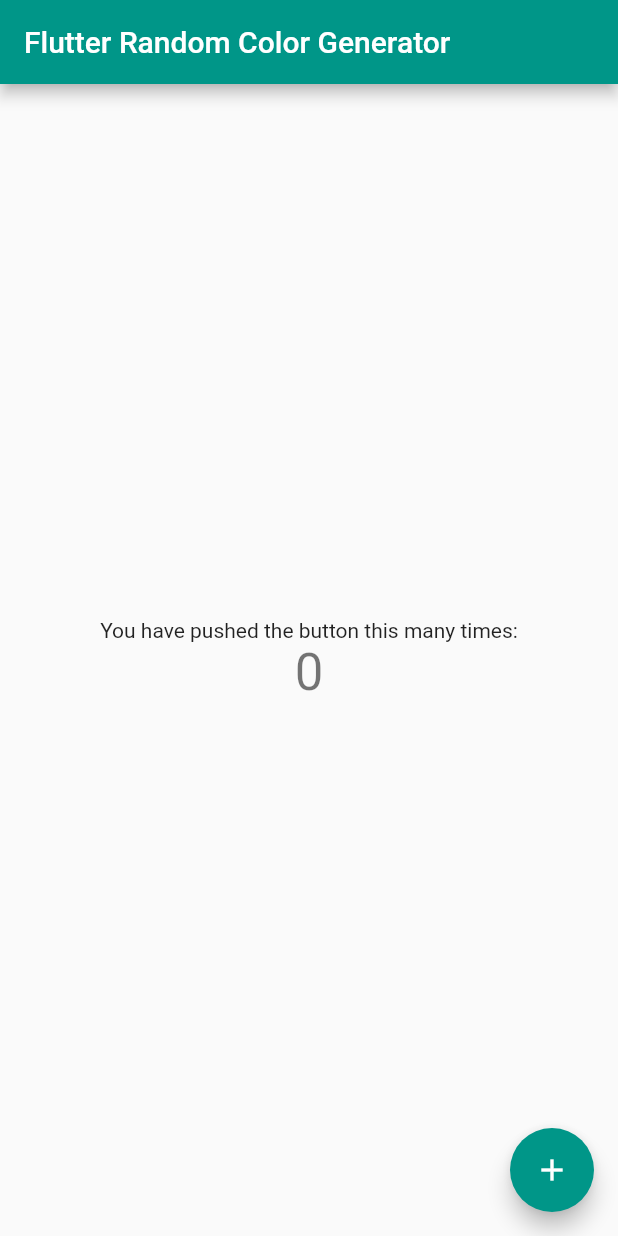
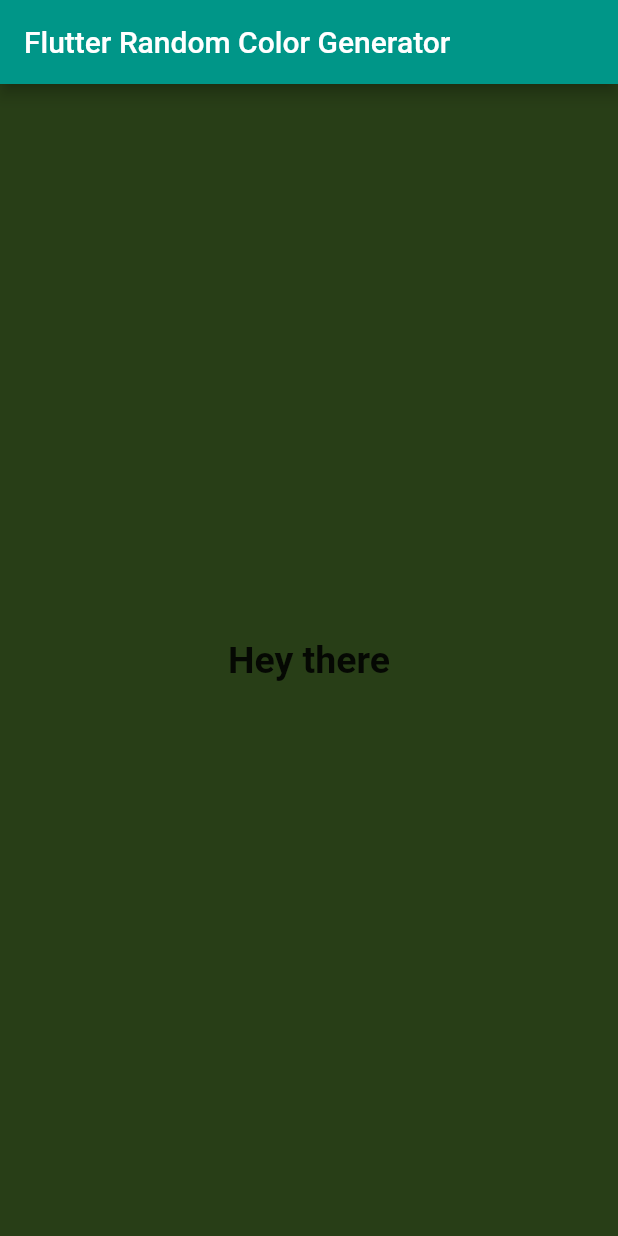
Before and after one commit to Grekoff18/RandomColorGenerator, a Flutter app: the screen it shows after launch, on a phone screen of 412 x 824 dp. Run offline on Flutter 3.47's test engine with Material 2 defaults, Android fonts, the phone set to English and light mode, and no system bars.

Commit message:
feat: create random bg color generator

```diff
--- a/lib/main.dart
+++ b/lib/main.dart
@@ -12,15 +12,6 @@ class MyApp extends StatelessWidget {
     return MaterialApp(
       title: 'Random Color Generator',
       theme: ThemeData(
-        // This is the theme of your application.
-        //
-        // Try running your application with "flutter run". You'll see the
-        // application has a blue toolbar. Then, without quitting the app, try
-        // changing the primarySwatch below to Colors.green and then invoke
-        // "hot reload" (press "r" in the console where you ran "flutter run",
-        // or simply save your changes to "hot reload" in a Flutter IDE).
-        // Notice that the counter didn't reset back to zero; the application
-        // is not restarted.
         primarySwatch: Colors.teal,
       ),
       home: MyHomePage(title: 'Flutter Random Color Generator'),
@@ -31,15 +22,6 @@ class MyApp extends StatelessWidget {
 class MyHomePage extends StatefulWidget {
   MyHomePage({Key key, this.title}) : super(key: key);
 
-  // This widget is the home page of your application. It is stateful, meaning
-  // that it has a State object (defined below) that contains fields that affect
-  // how it looks.
-
-  // This class is the configuration for the state. It holds the values (in this
-  // case the title) provided by the parent (in this case the App widget) and
-  // used by the build method of the State. Fields in a Widget subclass are
-  // always marked "final".
-
   final String title;
 
   @override
@@ -47,68 +29,60 @@ class MyHomePage extends StatefulWidget {
 }
 
 class _MyHomePageState extends State<MyHomePage> {
-  int _counter = 0;
 
-  void _incrementCounter() {
+  @override
+  Widget build(BuildContext context) {
+
+    return Scaffold(
+      appBar: AppBar(
+        title: Text(widget.title),
+      ),
+      body: HomeBody(),
+    );
+  }
+}
+
+class HomeBody extends StatefulWidget{
+
+  HomeBody({ Key key}) : super(key: key);
+  @override
+  _HomeBodyState createState() => _HomeBodyState();
+}
+
+class _HomeBodyState extends State<HomeBody>{
+  Color _backgroundColor = UniqueColorGenerator.getColor();
+
+  void _changeBackground() {
     setState(() {
-      // This call to setState tells the Flutter framework that something has
-      // changed in this State, which causes it to rerun the build method below
-      // so that the display can reflect the updated values. If we changed
-      // _counter without calling setState(), then the build method would not be
-      // called again, and so nothing would appear to happen.
-      _counter++;
+      _backgroundColor = UniqueColorGenerator.getColor();
     });
   }
 
   @override
   Widget build(BuildContext context) {
-    // This method is rerun every time setState is called, for instance as done
-    // by the _incrementCounter method above.
-    //
-    // The Flutter framework has been optimized to make rerunning build methods
-    // fast, so that you can just rebuild anything that needs updating rather
-    // than having to individually change instances of widgets.
-    return Scaffold(
-      appBar: AppBar(
-        // Here we take the value from the MyHomePage object that was created by
-        // the App.build method, and use it to set our appbar title.
-        title: Text(widget.title),
-      ),
-      body: Center(
-        // Center is a layout widget. It takes a single child and positions it
-        // in the middle of the parent.
-        child: Column(
-          // Column is also a layout widget. It takes a list of children and
-          // arranges them vertically. By default, it sizes itself to fit its
-          // children horizontally, and tries to be as tall as its parent.
-          //
-          // Invoke "debug painting" (press "p" in the console, choose the
-          // "Toggle Debug Paint" action from the Flutter Inspector in Android
-          // Studio, or the "Toggle Debug Paint" command in Visual Studio Code)
-          // to see the wireframe for each widget.
-          //
-          // Column has various properties to control how it sizes itself and
-          // how it positions its children. Here we use mainAxisAlignment to
-          // center the children vertically; the main axis here is the vertical
-          // axis because Columns are vertical (the cross axis would be
-          // horizontal).
-          mainAxisAlignment: MainAxisAlignment.center,
-          children: <Widget>[
-            Text(
-              'You have pushed the button this many times:',
-            ),
-            Text(
-              '$_counter',
-              style: Theme.of(context).textTheme.headline4,
-            ),
-          ],
+
+    return GestureDetector (
+      onTap: _changeBackground,
+      child: Container(
+        width: MediaQuery.of(context).size.width,
+        height: MediaQuery.of(context).size.height,
+        alignment: Alignment.center,
+        color: _backgroundColor,
+        child: Text(
+          "Hey there",
+          style: TextStyle(
+            fontWeight: FontWeight.bold,
+            fontSize: 25
+          ),
         ),
       ),
-      floatingActionButton: FloatingActionButton(
-        onPressed: _incrementCounter,
-        tooltip: 'Increment',
-        child: Icon(Icons.add),
-      ), // This trailing comma makes auto-formatting nicer for build methods.
     );
   }
 }
+
+class UniqueColorGenerator {
+  static Random random = new Random();
+  static Color getColor() {
+    return Color.fromARGB(255, random.nextInt(255), random.nextInt(255), random.nextInt(255));
+  }
+}
```
Also changed, not shown: pubspec.yaml (+0 -9 lines), lib/enums.dart (added).
